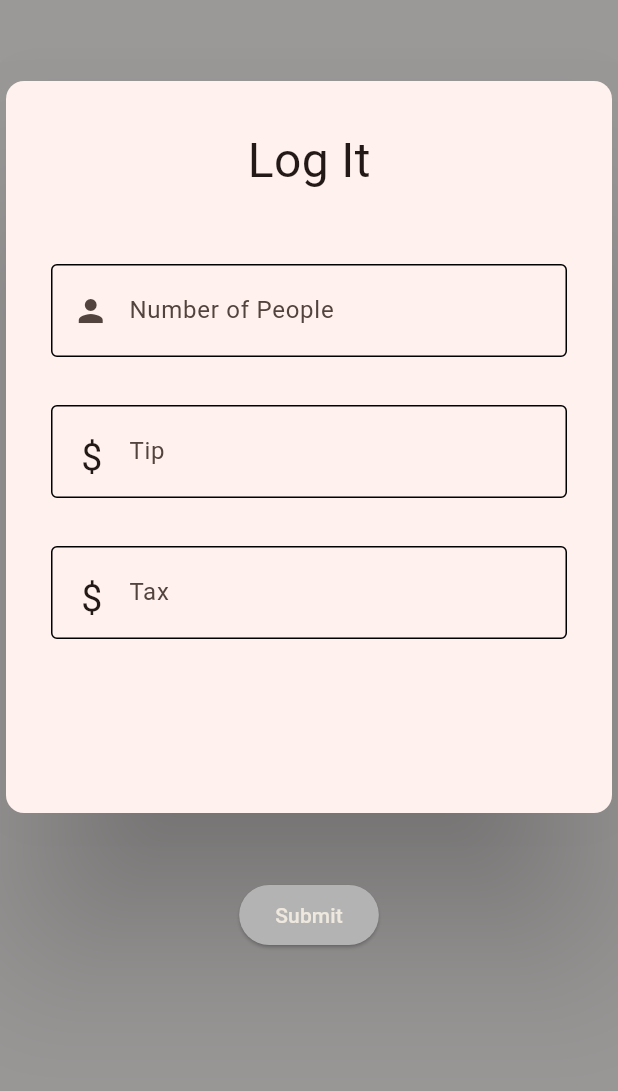
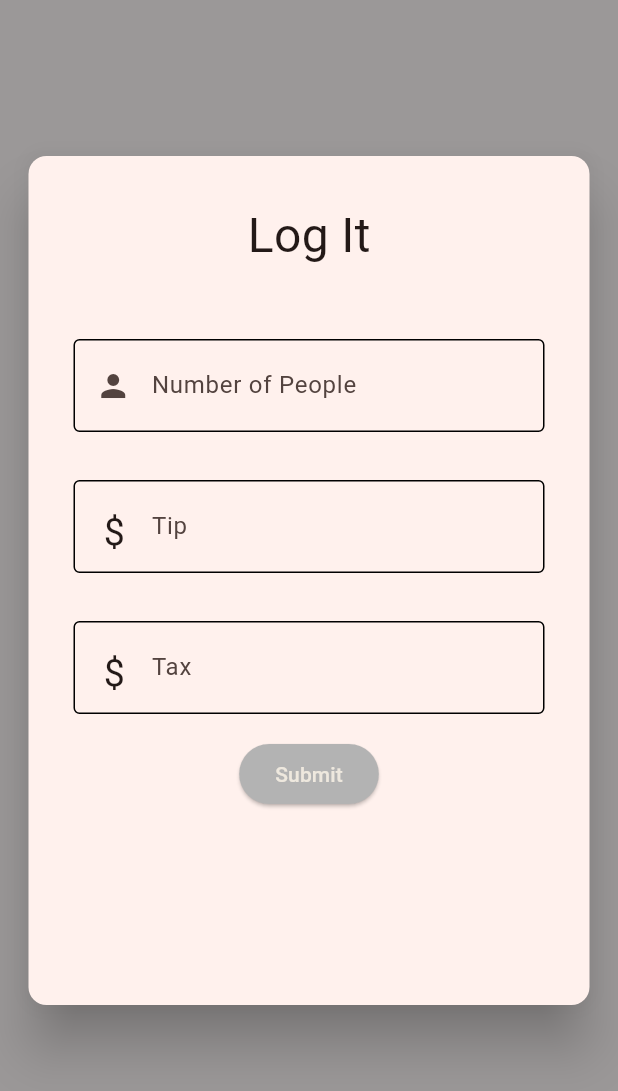
Before and after one commit to CNsquared/ABGapp, a Flutter app: the screen it shows after launch, after a tap on "Submit", on a phone screen of 412 x 824 dp. Shown: the top 1091 px of the screen. Run offline on Flutter 3.47's test engine with Material 2 defaults, Android fonts, the light colour scheme and no system bars.

Commit message:
idk what this is actually

```diff
--- a/lib/DataEntryPage.dart
+++ b/lib/DataEntryPage.dart
@@ -1,5 +1,8 @@
 
 
+import 'dart:developer';
+
+import 'package:abg_app/HomePage.dart';
 import 'package:flutter/material.dart';
 import 'package:flutter/services.dart';
 import 'package:provider/provider.dart';
@@ -8,15 +11,11 @@ import 'main.dart';
 
 class DataEntryPage extends StatelessWidget{
 
+
   @override
   Widget build(BuildContext context) {
 
     return Column(
-      children:<Widget>[
-        SizedBox(height: 50),
-        Card(
-          elevation: 50,
-          child: Column(
         children: <Widget>[
           SizedBox(height: 30),
           Text("Log It", style: TextStyle(fontSize: 32)),
@@ -24,17 +23,12 @@ class DataEntryPage extends StatelessWidget{
           PeopleEntryForm(),
           TipEntryForm(),
           TaxEntryForm(),
-                SizedBox(height: 100),
-              ]
-          ),
-        ),
-        SizedBox(height: 40),
         ]
     );
 
   }
+}
 
-}
 
 
 class TipEntryForm extends StatelessWidget{
@@ -162,23 +156,3 @@ class PeopleEntryForm extends StatelessWidget{
     );
   }
 }
-
-
-class SubmitButton extends StatelessWidget{
-  @override
-  Widget build(BuildContext context) {
-    return ElevatedButton(
-      style: ElevatedButton.styleFrom(
-        backgroundColor: Color.fromARGB(255, 87, 78, 78),
-      ),
-      child: const Text(
-        'Submit',
-        style: TextStyle(color: Color.fromARGB(255, 238, 232, 222)),
-      ),
-      onPressed: () {
-
-
-      },
-    );
-  }
-}
--- a/lib/HomePage.dart
+++ b/lib/HomePage.dart
@@ -11,11 +11,11 @@ import 'DataEntryPage.dart';
 class HomePage extends StatefulWidget{
 
   @override
-  State<HomePage> createState() => _HomePageState();
+  State<HomePage> createState() => HomePageState();
 
 }
 
-class _HomePageState extends State<HomePage>{
+class HomePageState extends State<HomePage>{
 
   String selectedIndex = "dataEntry";
 
@@ -24,23 +24,34 @@ class _HomePageState extends State<HomePage>{
    return  appState.taxValue != -1 && appState.tipValue != -1 && appState.numPeople != -1;
   }
 
+  void selectIndex(page){
+    if(_checkFilled(context)) {
+      setState(() {
+      selectedIndex = page;
+    });
+    }
+  }
+
   @override
   Widget build(BuildContext context) {
+    //determines which page to load up
+    Column page;
 
-
-
-    //checks if all values have been filled in by the user
-
-
-
-    //determines which page to load up
-    Widget page;
     switch (selectedIndex) {
       case "dataEntry":
-        page = DataEntryPage();
+        page = Column(
+          children: [
+            DataEntryPage(),
+            navigationButton("Submit"),
+          ],
+        );
         break;
       case "finalScreen":
-        page = FinalPage();
+        page = Column(
+          children: [
+            FinalPage(),
+          ],
+        );
         break;
       default:
         throw UnimplementedError('no widget for $selectedIndex');
@@ -50,35 +61,35 @@ class _HomePageState extends State<HomePage>{
     return Container(
       color: Color.fromARGB(255, 155, 152, 152),
       child: Center(
-        child: Column(
-          children: [
-            page,
-            ElevatedButton(
-              style: ElevatedButton.styleFrom(
-              backgroundColor: Color.fromARGB(255, 179, 179, 179),
-              ),
-              child: const Text(
-              'Submit',
-               style: TextStyle(color: Color.fromARGB(255, 238, 232, 222)),
-                  ),
-              onPressed: () {
-                  if(!_checkFilled(context)){
-                      log("not submit because all fields not filled");
-                      return;
-                  }
-                  setState(() {
-                  selectedIndex = "finalScreen";
-                });
-
-
-
-              },
+        child: Padding(
+          padding:  EdgeInsets.fromLTRB(15, 100, 15, 150),
+          child: Card(
+            elevation: 15,
+            child: Column(
+              children: [
+                page,
+              ],
             ),
-          ],
+          ),
         )
       ),
     );
 
   }
 
+  ElevatedButton navigationButton(String hint) {
+    return ElevatedButton(
+            style: ElevatedButton.styleFrom(
+            backgroundColor: Color.fromARGB(255, 179, 179, 179),
+            ),
+            child: Text(
+            hint,
+              style: TextStyle(color: Color.fromARGB(255, 238, 232, 222)),
+                ),
+            onPressed: () {
+              selectIndex("finalScreen");
+            }
+          );
+  }
+
 }
--- a/lib/main.dart
+++ b/lib/main.dart
@@ -33,6 +33,12 @@ class AbgAppState extends ChangeNotifier {
   double tipValue = -1;
   double taxValue = -1;
 
+  void clear(){
+    numPeople = -1;
+    tipValue = -1;
+    taxValue = -1;
+  }
+
   void setTax(double parse) {
     log(parse.toString());
     taxValue = parse ;
```
Lines whose indentation alone changed are shown as unchanged.
